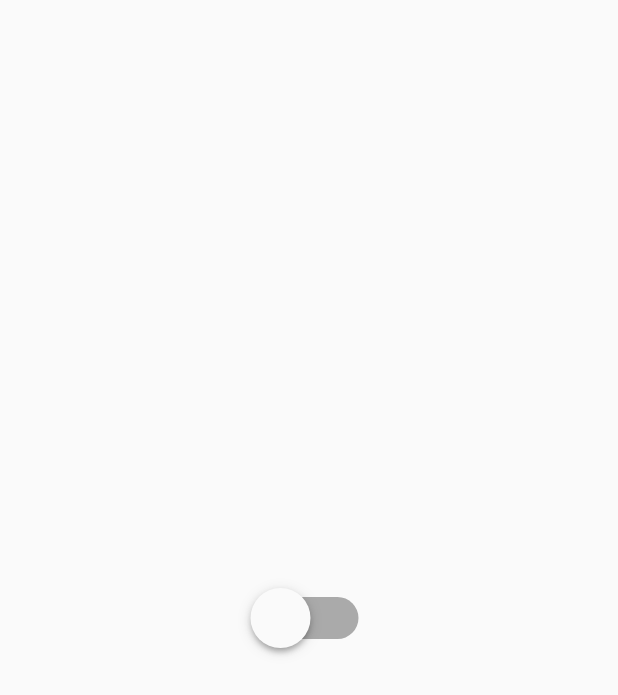
After one commit to JMSandoval87/game_wake, a Flutter app: the screen it shows after launch, after a tap on "test", on a phone screen of 412 x 824 dp. The commit adds this screen. Shown: the top 695 px of the screen. Run offline on Flutter 3.47's test engine with Material 2 defaults, Android fonts, the phone set to English and light mode, and no system bars; our stand-ins replace date_time_picker; missing offline and left inert: android_alarm_manager.

Commit message:
installed flutter alarm manager

```diff
--- a/lib/alarmspage.dart
+++ b/lib/alarmspage.dart
@@ -4,6 +4,7 @@ import 'package:flutter_app/main.dart';
 import 'package:date_time_picker/date_time_picker.dart';
 import 'package:flutter_app/set_alarm.dart';
 import 'package:flutter_app/settings.dart';
+import 'package:flutter_app/testalarm.dart';
 import 'package:intl/intl.dart';
 import 'package:path_provider/path_provider.dart';
 import 'dart:io';
@@ -333,12 +334,32 @@ class _AlarmsPageState extends State<AlarmsPage> {
                       ),
                     ),
                   ),
+
+
                   Expanded(
-                    flex: 15,
-                    child: Text(
-                      ' ',
+                    flex: 25,
+                    child: ButtonTheme(
+                      child: ElevatedButton(
+                        onPressed: () {
+                          Navigator.push(
+                            context,
+                            MaterialPageRoute(
+                                builder: (context) =>
+                                    testAlarmPage(title: 'Test Alarm')),
+                          );
+                        },
+                        child: const Text('test'),
+                      ),
                     ),
                   ),
+
+
+                  // Expanded(
+                  //   flex: 15,
+                  //   child: Text(' ',),
+                  // ),
+
+
                 ],
               ),
             ),
--- a/lib/main.dart
+++ b/lib/main.dart
@@ -1,10 +1,20 @@
 import 'dart:io';
+import 'dart:isolate';
 import 'package:flutter/material.dart';
 import 'package:flutter_app/alarmspage.dart';
 import 'package:path_provider/path_provider.dart';
+import 'package:android_alarm_manager/android_alarm_manager.dart';
 
-void main() {
+void printHello() {
+  final DateTime now = DateTime.now();
+  final int isolateId = Isolate.current.hashCode;
+  print("[$now] Hello, world! isolate=${isolateId} function='$printHello'");
+}
+
+
+main() async {
   runApp(MyApp());
+  await AndroidAlarmManager.initialize();
 }
 
 class MyApp extends StatelessWidget {
--- /dev/null
+++ b/lib/testalarm.dart
@@ -0,0 +1,43 @@
+import 'package:android_alarm_manager/android_alarm_manager.dart';
+import 'package:flutter/material.dart';
+
+class testAlarmPage extends StatefulWidget {
+  testAlarmPage({Key? key, required this.title, }) : super(key: key);
+  final String title;
+  @override
+  _testAlarmPageState createState() => _testAlarmPageState();
+}
+
+class _testAlarmPageState extends State<testAlarmPage> {
+  bool isOn = false;
+  int alarmId = 1;
+  @override
+  Widget build(BuildContext context) {
+    return Scaffold(
+      body: Center(
+        child: Transform.scale(
+          scale: 2,
+          child: Switch(
+            value: isOn,
+            onChanged: (value) {
+              setState(() {
+                isOn = value;
+              });
+              if (isOn == true) {
+                AndroidAlarmManager.periodic(
+                    Duration(seconds: 60), alarmId, fireAlarm);
+              } else {
+                AndroidAlarmManager.cancel(alarmId);
+                print('Alarm Timer Canceled');
+              }
+            },
+          ),
+        ),
+      ),
+    );
+  }
+}
+
+void fireAlarm() {
+  print('Alarm Fired at ${DateTime.now()}');
+}
--- a/pubspec.yaml
+++ b/pubspec.yaml
@@ -21,6 +21,7 @@ environment:
   sdk: ">=2.12.0 <3.0.0"
 
 dependencies:
+  android_alarm_manager: ^2.0.2
   localstore: ^1.2.0
   path_provider: ^2.0.4
   date_time_picker: ^2.1.0
```
Also changed, not shown: pubspec.lock, 1 other file.
